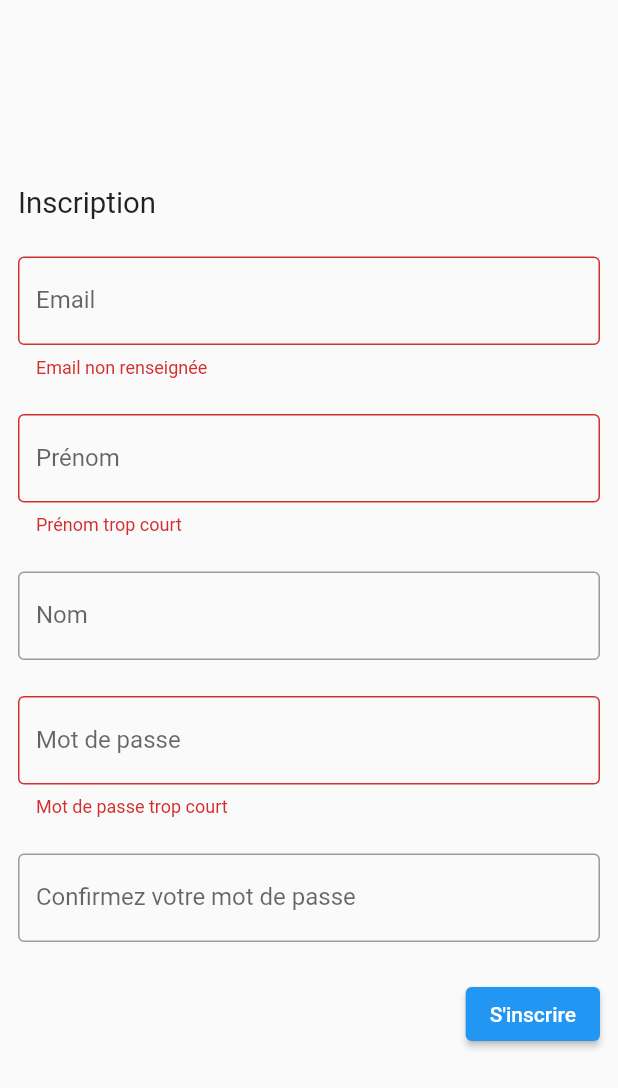
After one commit to LP-CIASIE/Atelier-2, a Flutter app: the SignUpPage screen opened directly, after a tap on "S'inscrire", on a phone screen of 412 x 824 dp. The commit adds this screen. Shown: the top 1088 px of the screen. Run offline on Flutter 3.47's test engine with Material 2 defaults, Android fonts, the phone set to English and light mode, and no system bars.

Commit message:
Flutter connexion/inscription (#16)

```diff
--- a/flutter/lib/main.dart
+++ b/flutter/lib/main.dart
@@ -1,10 +1,10 @@
 import 'package:flutter/material.dart';
 import 'package:provider/provider.dart';
 import 'my_app.dart';
-import 'provider/user_provider.dart';
+import 'provider/session_provider.dart';
 
 void main() {
   runApp(MultiProvider(providers: [
-    ChangeNotifierProvider(create: (context) => UserProvider()),
+    ChangeNotifierProvider(create: (context) => SessionProvider()),
   ], child: const MyApp()));
 }
--- /dev/null
+++ b/flutter/lib/screen/sign_up_screen.dart
@@ -0,0 +1,245 @@
+import 'dart:convert';
+
+import 'package:flutter/material.dart';
+import 'package:http/http.dart' as http;
+import 'package:lp1_ciasie_atelier_2/class/user.dart';
+import 'package:lp1_ciasie_atelier_2/provider/session_provider.dart';
+import 'package:lp1_ciasie_atelier_2/screen/home_screen.dart';
+import 'package:provider/provider.dart';
+
+class SignUpPage extends StatefulWidget {
+  const SignUpPage({super.key});
+
+  @override
+  State<SignUpPage> createState() => _SignUpPageState();
+}
+
+class _SignUpPageState extends State<SignUpPage> {
+  final _formKey = GlobalKey<FormState>();
+  bool formPending = false;
+  String errorMessage = '';
+  final _emailController = TextEditingController();
+  final _lastnameController = TextEditingController();
+  final _firstnameController = TextEditingController();
+  final _passwordController = TextEditingController();
+  final _passwordConfirmController = TextEditingController();
+
+  Future<void> _submitForm(context) async {
+    setState(() {
+      formPending = true;
+      errorMessage = '';
+    });
+
+    Map bodyHttp = {
+      'email': _emailController.text,
+      'lastname': _lastnameController.text,
+      'firstname': _firstnameController.text,
+      'password': _passwordController.text,
+      'role': 'user'
+    };
+    try {
+      dynamic responseHttp = await http.post(
+        Uri.parse('http://gateway.atelier.local:8000/signup'),
+        headers: <String, String>{
+          'Content-Type': 'application/json; charset=UTF-8',
+        },
+        body: jsonEncode(bodyHttp),
+      );
+
+      if (!responseHttp.body.isEmpty) {
+        Map<String, dynamic> response = jsonDecode(responseHttp.body);
+
+        if (response.containsKey('code')) {
+          setState(() {
+            errorMessage = utf8.decode(response['message'].codeUnits);
+          });
+        }
+        setState(() {
+          formPending = false;
+        });
+      } else {
+        Map<String, dynamic> connection =
+            await Provider.of<SessionProvider>(context, listen: false)
+                .signIn(_emailController.text, _passwordController.text);
+
+        if (connection['ok']) {
+          Navigator.push(
+            context,
+            MaterialPageRoute(builder: (context) => const HomePage()),
+          );
+        } else {
+          setState(() {
+            formPending = false;
+            errorMessage = connection['message'];
+          });
+        }
+      }
+    } catch (error) {
+      setState(() {
+        errorMessage =
+            'Un problème est survenu, veuillez vérifier votre connexion internet et réessayer';
+        formPending = false;
+      });
+    }
+    // Map<String, dynamic> connection =
+    //     await Provider.of<SessionProvider>(context, listen: false)
+    //         .signUp(_emailController.text, _passwordController.text);
+
+    // if (connection['ok']) {
+    //   Navigator.push(
+    //     context,
+    //     MaterialPageRoute(builder: (context) => const HomePage()),
+    //   );
+    // } else {
+    //   setState(() {
+    //     formPending = false;
+    //     errorMessage = connection['message'];
+    //   });
+    // }
+  }
+
+  @override
+  Widget build(BuildContext context) {
+    return Scaffold(
+      body: Column(
+        mainAxisAlignment: MainAxisAlignment.center,
+        children: [
+          Padding(
+            padding: const EdgeInsets.all(12),
+            child: Form(
+              key: _formKey,
+              child: Column(
+                crossAxisAlignment: CrossAxisAlignment.stretch,
+                children: [
+                  const Padding(
+                    padding: EdgeInsets.symmetric(vertical: 12),
+                    child: Text(
+                      textAlign: TextAlign.start,
+                      'Inscription',
+                      style: TextStyle(fontSize: 19.6),
+                    ),
+                  ),
+                  Padding(
+                    padding: const EdgeInsets.symmetric(vertical: 12),
+                    child: TextFormField(
+                      controller: _emailController,
+                      validator: (value) {
+                        if (value == null || value.isEmpty) {
+                          return 'Email non renseignée';
+                        }
+                        final regex = RegExp(
+                            r"^[a-zA-Z0-9.a-zA-Z0-9.!#$%&'*+-/=?^_`{|}~]+@[a-zA-Z0-9]+\.[a-zA-Z]+");
+                        if (!regex.hasMatch(value)) {
+                          return 'Email invalide';
+                        }
+                        return null;
+                      },
+                      decoration: const InputDecoration(
+                        border: OutlineInputBorder(),
+                        labelText: 'Email',
+                      ),
+                    ),
+                  ),
+                  Padding(
+                    padding: const EdgeInsets.symmetric(vertical: 12),
+                    child: TextFormField(
+                      controller: _firstnameController,
+                      validator: (value) {
+                        if (value.toString().length < 2) {
+                          return 'Prénom trop court';
+                        }
+                        if (value == null || value.isEmpty) {
+                          return 'Prénom non renseigné';
+                        }
+                        return null;
+                      },
+                      decoration: const InputDecoration(
+                        border: OutlineInputBorder(),
+                        labelText: 'Prénom',
+                      ),
+                    ),
+                  ),
+                  Padding(
+                    padding: const EdgeInsets.symmetric(vertical: 12),
+                    child: TextFormField(
+                      controller: _lastnameController,
+                      decoration: const InputDecoration(
+                        border: OutlineInputBorder(),
+                        labelText: 'Nom',
+                      ),
+                    ),
+                  ),
+                  Padding(
+                    padding: const EdgeInsets.symmetric(vertical: 12),
+                    child: TextFormField(
+                      obscureText: true,
+                      controller: _passwordController,
+                      validator: (value) {
+                        if (value.toString().length < 8) {
+                          return 'Mot de passe trop court';
+                        }
+                        if (value == null || value.isEmpty) {
+                          return 'Mot de passe non renseigné';
+                        }
+                        return null;
+                      },
+                      decoration: const InputDecoration(
+                        border: OutlineInputBorder(),
+                        labelText: 'Mot de passe',
+                      ),
+                    ),
+                  ),
+                  Padding(
+                    padding: const EdgeInsets.symmetric(vertical: 12),
+                    child: TextFormField(
+                      obscureText: true,
+                      controller: _passwordConfirmController,
+                      validator: (value) {
+                        if (value.toString() != _passwordController.text) {
+                          return 'Mots de passe non identiques';
+                        }
+                        return null;
+                      },
+                      decoration: const InputDecoration(
+                        border: OutlineInputBorder(),
+                        labelText: 'Confirmez votre mot de passe',
+                      ),
+                    ),
+                  ),
+                  Visibility(
+                    visible: errorMessage != '',
+                    child: Padding(
+                      padding: const EdgeInsets.symmetric(vertical: 12),
+                      child: Text(
+                        errorMessage,
+                        textAlign: TextAlign.start,
+                        style: const TextStyle(color: Colors.red),
+                      ),
+                    ),
+                  ),
+                  Padding(
+                    padding: const EdgeInsets.symmetric(vertical: 12),
+                    child: Container(
+                      alignment: Alignment.centerRight,
+                      child: ElevatedButton(
+                        onPressed: formPending
+                            ? null
+                            : () async {
+                                if (_formKey.currentState!.validate()) {
+                                  final BuildContext context = this.context;
+                                  _submitForm(context);
+                                }
+                              },
+                        child: const Text("S'inscrire"),
+                      ),
+                    ),
+                  ),
+                ],
+              ),
+            ),
+          )
+        ],
+      ),
+    );
+  }
+}
```
Also changed, not shown: flutter/lib/class/user.dart (+6 -6 lines), flutter/lib/provider/session_provider.dart (added, +65 -0 lines), flutter/lib/provider/user_provider.dart (deleted, +0 -15 lines), flutter/lib/screen/home_screen.dart (+26 -1 lines), flutter/lib/screen/sign_in_screen.dart (added, +139 -0 lines).
